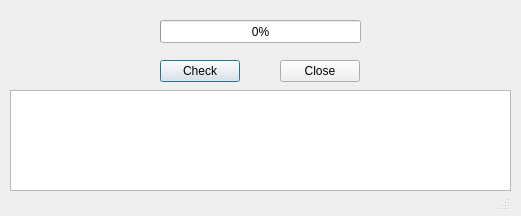
This is updatescriptsdialog.ui in adgellida/ubunsys as Qt 5 draws it before an edit. The edited form follows.
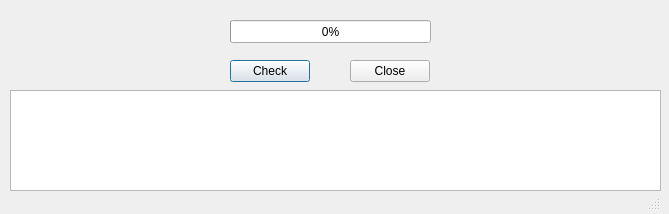
This is the edited form.

```diff
--- a/updatescriptsdialog.ui
+++ b/updatescriptsdialog.ui
@@ -6,8 +6,8 @@
    <rect>
     <x>0</x>
     <y>0</y>
-    <width>521</width>
-    <height>216</height>
+    <width>669</width>
+    <height>214</height>
    </rect>
   </property>
   <property name="windowTitle">
@@ -16,7 +16,7 @@
   <widget class="QProgressBar" name="progressBar">
    <property name="geometry">
     <rect>
-     <x>160</x>
+     <x>230</x>
      <y>20</y>
      <width>201</width>
      <height>23</height>
@@ -29,7 +29,7 @@
   <widget class="QPushButton" name="checkButton">
    <property name="geometry">
     <rect>
-     <x>160</x>
+     <x>230</x>
      <y>60</y>
      <width>80</width>
      <height>22</height>
@@ -47,7 +47,7 @@
     <rect>
      <x>0</x>
      <y>190</y>
-     <width>511</width>
+     <width>661</width>
      <height>21</height>
     </rect>
    </property>
@@ -57,7 +57,7 @@
     <rect>
      <x>10</x>
      <y>90</y>
-     <width>501</width>
+     <width>651</width>
      <height>101</height>
     </rect>
    </property>
@@ -65,7 +65,7 @@
   <widget class="QPushButton" name="closeUpdateDialogButton">
    <property name="geometry">
     <rect>
-     <x>280</x>
+     <x>350</x>
      <y>60</y>
      <width>80</width>
      <height>22</height>
```
